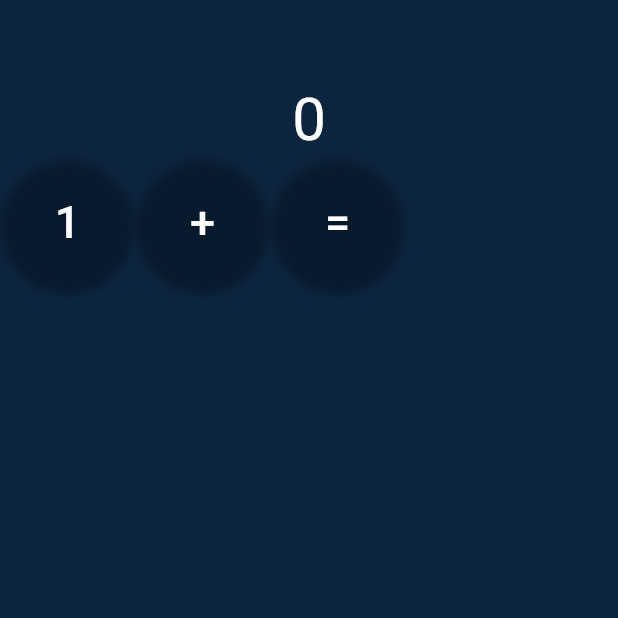
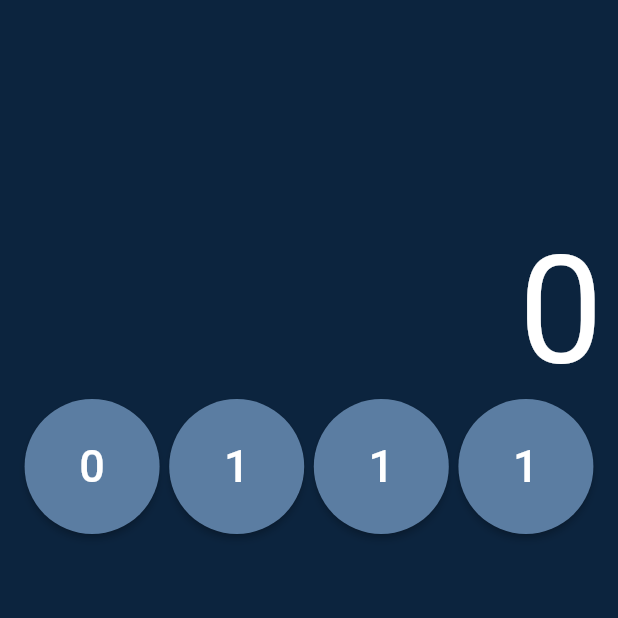
Before and after one commit to dinesh-404/calculator-flutter, a Flutter app: the screen it shows after launch, on a phone screen of 412 x 824 dp, the top half of it. Run offline on Flutter 3.47's test engine with Material 2 defaults, Android fonts, the phone set to English and light mode, and no system bars; our stand-ins replace math_expressions.

Commit message:
some progress

```diff
--- a/lib/main.dart
+++ b/lib/main.dart
@@ -68,39 +68,53 @@ class _MyHomePageState extends State<MyHomePage> {
         elevation: 0.0,
       ),
       body: Container(
+        padding: EdgeInsets.all(10),
         color: Color.fromARGB(255, 12, 36, 62),
         child: Column(
           children: [
-            Text(
-              "$inpt",
-              style: TextStyle(fontSize: 40, color: Colors.white),
+            Container(
+              height: 200,
+              alignment: Alignment.bottomRight,
+              child: Text(
+                "$inpt",
+                style: TextStyle(fontSize: 100, color: Colors.white),
+              ),
             ),
-            Row(children: [
+            Row(mainAxisAlignment: MainAxisAlignment.spaceEvenly, children: [
+              ElevatedButton(
+                  onPressed: () {
+                    _change("0");
+                  },
+                  style: diffButton(),
+                  child: Text(
+                    "0",
+                    style: whiteBtnTxt(),
+                  )),
               ElevatedButton(
                   onPressed: () {
                     _change("1");
                   },
-                  style: myStyle(),
+                  style: diffButton(),
                   child: Text(
                     "1",
                     style: whiteBtnTxt(),
                   )),
               ElevatedButton(
                   onPressed: () {
-                    _change("DEL");
+                    _change("1");
                   },
-                  style: myStyle(),
+                  style: diffButton(),
                   child: Text(
-                    "+",
+                    "1",
                     style: whiteBtnTxt(),
                   )),
               ElevatedButton(
                   onPressed: () {
-                    _change("=");
+                    _change("1");
                   },
-                  style: myStyle(),
+                  style: diffButton(),
                   child: Text(
-                    "=",
+                    "1",
                     style: whiteBtnTxt(),
                   )),
             ]),
--- a/lib/my_styles/my_styles.dart
+++ b/lib/my_styles/my_styles.dart
@@ -1,12 +1,19 @@
 import 'package:flutter/material.dart';
 
-ButtonStyle myStyle() {
+ButtonStyle tButton() {
   return ElevatedButton.styleFrom(
       shape: CircleBorder(),
       minimumSize: Size(90, 90),
       backgroundColor: Colors.transparent);
 }
 
+ButtonStyle diffButton() {
+  return ElevatedButton.styleFrom(
+      shape: CircleBorder(),
+      minimumSize: Size(90, 90),
+      backgroundColor: Color.fromRGBO(91, 125, 162, 1));
+}
+
 TextStyle whiteBtnTxt() {
   return TextStyle(color: Colors.white, fontSize: 30);
 }
```
